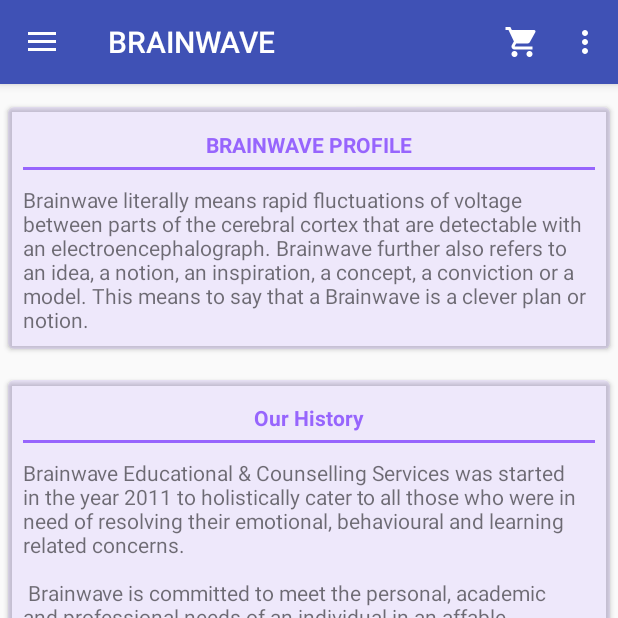
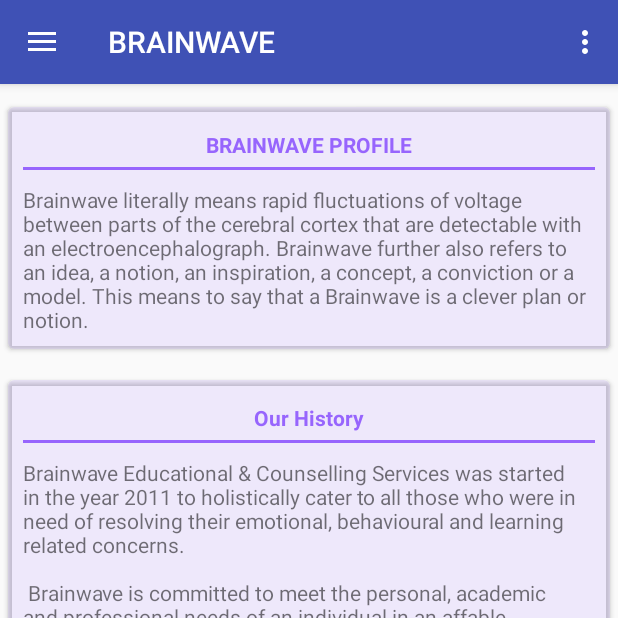
Before and after one commit to cshah91/brainwave, an Android app: the screen it shows after launch (activity_home_menu), on a phone screen of 412 x 824 dp, the top half of it. Run offline under Robolectric (Android 15) with nearby library versions, the phone set to English and light mode, and no system bars; our stand-ins replace Firebase (no records; nobody signed in at launch, a user with empty details on screens opened directly); libraries missing offline, so code that uses them is left out: com.synnapps.carouselview; 1 statement that could not run was skipped.

Commit message:
Removed the shopping cart icon from action bar

```diff
--- a/app/src/main/res/menu/activity_home_menu.xml
+++ b/app/src/main/res/menu/activity_home_menu.xml
@@ -6,7 +6,8 @@
         android:orderInCategory="100"
         android:title="@string/action_settings"
         android:icon="@mipmap/ic_shopping_cart_white_18dp"
-        app:showAsAction="always"
+        app:showAsAction="never"
+        android:visible="false"
         />
 
     <item android:id="@+id/menu_products"
```
